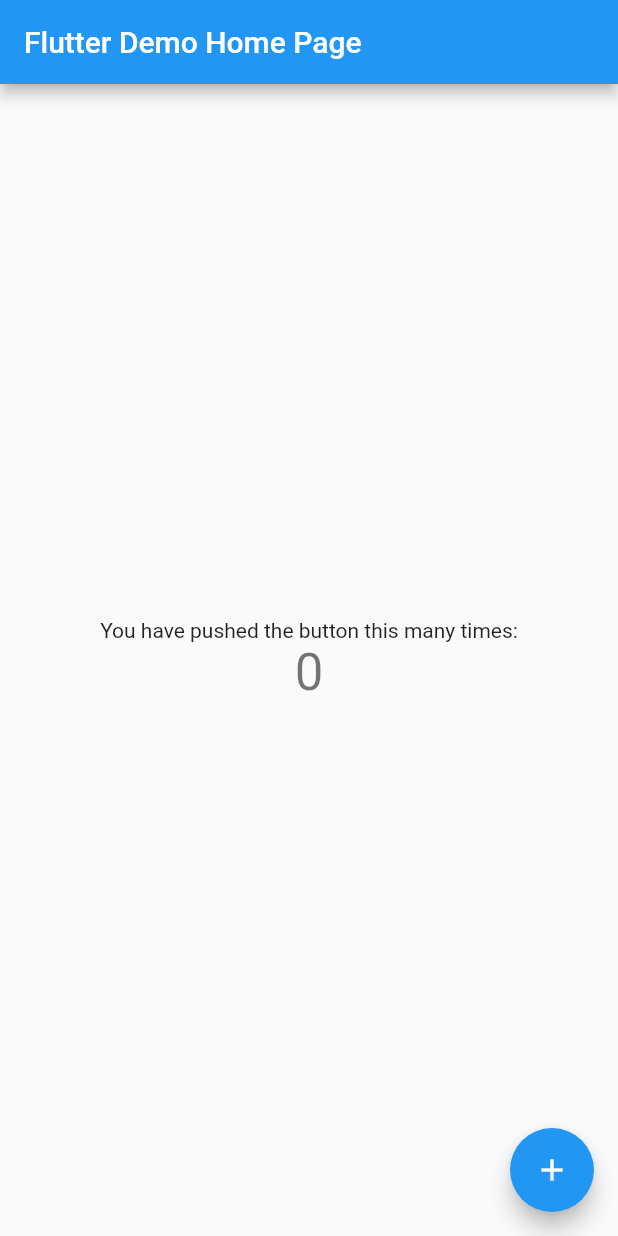
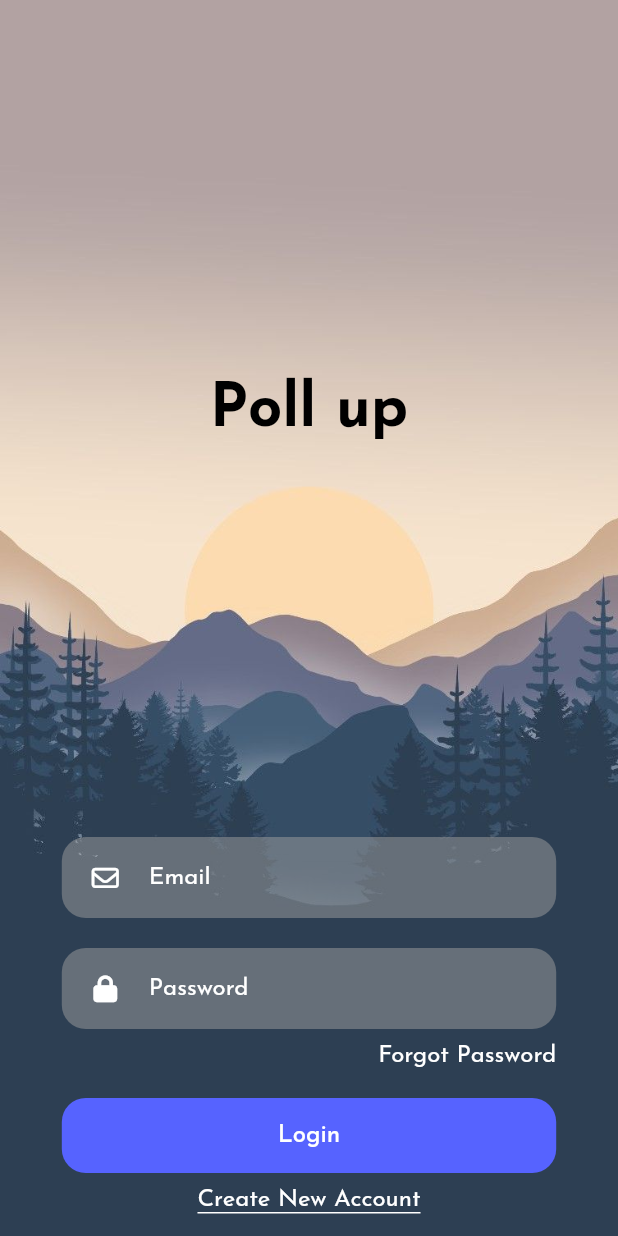
Before and after one commit to JamesShell/polls_app, a Flutter app: the screen it shows after launch, on a phone screen of 412 x 824 dp. Run offline on Flutter 3.47's test engine with Material 2 defaults, Android fonts, the phone set to English and light mode, and no system bars; our stand-ins replace font_awesome_flutter, google_fonts.

Commit message:
Register & Login & Forgot Password screens

```diff
--- a/lib/main.dart
+++ b/lib/main.dart
@@ -1,4 +1,7 @@
 import 'package:flutter/material.dart';
+import 'package:google_fonts/google_fonts.dart';
+import 'package:polls_app/screens/auth/login.dart';
+import 'package:polls_app/screens/forgot_password_screen.dart';
 
 void main() {
   runApp(const MyApp());
@@ -11,105 +14,15 @@
   @override
   Widget build(BuildContext context) {
     return MaterialApp(
-      title: 'Flutter Demo',
+      debugShowCheckedModeBanner: false,
+      title: 'Poll up',
       theme: ThemeData(
-        // This is the theme of your application.
-        //
-        // Try running your application with "flutter run". You'll see the
-        // application has a blue toolbar. Then, without quitting the app, try
-        // changing the primarySwatch below to Colors.green and then invoke
-        // "hot reload" (press "r" in the console where you ran "flutter run",
-        // or simply save your changes to "hot reload" in a Flutter IDE).
-        // Notice that the counter didn't reset back to zero; the application
-        // is not restarted.
+        textTheme:
+            GoogleFonts.josefinSansTextTheme(Theme.of(context).textTheme),
         primarySwatch: Colors.blue,
+        visualDensity: VisualDensity.adaptivePlatformDensity,
       ),
-      home: const MyHomePage(title: 'Flutter Demo Home Page'),
+      home: const LoginScreen(),
     );
   }
 }
-
-class MyHomePage extends StatefulWidget {
-  const MyHomePage({Key? key, required this.title}) : super(key: key);
-
-  // This widget is the home page of your application. It is stateful, meaning
-  // that it has a State object (defined below) that contains fields that affect
-  // how it looks.
-
-  // This class is the configuration for the state. It holds the values (in this
-  // case the title) provided by the parent (in this case the App widget) and
-  // used by the build method of the State. Fields in a Widget subclass are
-  // always marked "final".
-
-  final String title;
-
-  @override
-  State<MyHomePage> createState() => _MyHomePageState();
-}
-
-class _MyHomePageState extends State<MyHomePage> {
-  int _counter = 0;
-
-  void _incrementCounter() {
-    setState(() {
-      // This call to setState tells the Flutter framework that something has
-      // changed in this State, which causes it to rerun the build method below
-      // so that the display can reflect the updated values. If we changed
-      // _counter without calling setState(), then the build method would not be
-      // called again, and so nothing would appear to happen.
-      _counter++;
-    });
-  }
-
-  @override
-  Widget build(BuildContext context) {
-    // This method is rerun every time setState is called, for instance as done
-    // by the _incrementCounter method above.
-    //
-    // The Flutter framework has been optimized to make rerunning build methods
-    // fast, so that you can just rebuild anything that needs updating rather
-    // than having to individually change instances of widgets.
-    return Scaffold(
-      appBar: AppBar(
-        // Here we take the value from the MyHomePage object that was created by
-        // the App.build method, and use it to set our appbar title.
-        title: Text(widget.title),
-      ),
-      body: Center(
-        // Center is a layout widget. It takes a single child and positions it
-        // in the middle of the parent.
-        child: Column(
-          // Column is also a layout widget. It takes a list of children and
-          // arranges them vertically. By default, it sizes itself to fit its
-          // children horizontally, and tries to be as tall as its parent.
-          //
-          // Invoke "debug painting" (press "p" in the console, choose the
-          // "Toggle Debug Paint" action from the Flutter Inspector in Android
-          // Studio, or the "Toggle Debug Paint" command in Visual Studio Code)
-          // to see the wireframe for each widget.
-          //
-          // Column has various properties to control how it sizes itself and
-          // how it positions its children. Here we use mainAxisAlignment to
-          // center the children vertically; the main axis here is the vertical
-          // axis because Columns are vertical (the cross axis would be
-          // horizontal).
-          mainAxisAlignment: MainAxisAlignment.center,
-          children: <Widget>[
-            const Text(
-              'You have pushed the button this many times:',
-            ),
-            Text(
-              '$_counter',
-              style: Theme.of(context).textTheme.headline4,
-            ),
-          ],
-        ),
-      ),
-      floatingActionButton: FloatingActionButton(
-        onPressed: _incrementCounter,
-        tooltip: 'Increment',
-        child: const Icon(Icons.add),
-      ), // This trailing comma makes auto-formatting nicer for build methods.
-    );
-  }
-}
--- /dev/null
+++ b/lib/screens/auth/login.dart
@@ -0,0 +1,95 @@
+import 'package:flutter/material.dart';
+import 'package:font_awesome_flutter/font_awesome_flutter.dart';
+import 'package:polls_app/screens/auth/register.dart';
+import 'package:polls_app/widgets/background_image.dart';
+import 'package:polls_app/widgets/rounded_button.dart';
+import 'package:polls_app/widgets/text_input_field.dart';
+
+import '../../utils/pallete.dart';
+import '../forgot_password_screen.dart';
+
+class LoginScreen extends StatelessWidget {
+  const LoginScreen({Key? key}) : super(key: key);
+
+  @override
+  Widget build(BuildContext context) {
+    return Stack(
+      children: [
+        const BackgroundImage(image: 'assets/images/login_bg.jpg'),
+        Scaffold(
+          backgroundColor: Colors.transparent,
+          body: Column(children: [
+            const Flexible(
+              child: Center(
+                child: Text(
+                  'Poll up',
+                  style: TextStyle(
+                      color: Colors.black,
+                      fontSize: 40,
+                      fontWeight: FontWeight.bold),
+                ),
+              ),
+            ),
+            Column(
+              crossAxisAlignment: CrossAxisAlignment.end,
+              children: [
+                const TextInputField(
+                  icon: FontAwesomeIcons.envelope,
+                  hint: "Email",
+                  inputType: TextInputType.emailAddress,
+                  inputAction: TextInputAction.next,
+                ),
+                const TextInputField(
+                  icon: FontAwesomeIcons.lock,
+                  hint: "Password",
+                  inputType: TextInputType.text,
+                  inputAction: TextInputAction.done,
+                  hideInput: true,
+                ),
+                GestureDetector(
+                  onTap: () => {
+                    Navigator.push(
+                        context,
+                        MaterialPageRoute(
+                            builder: (context) => const ForgotPasswordScreen()))
+                  },
+                  child: const Text(
+                    'Forgot Password',
+                    style: kBodyText,
+                  ),
+                ),
+                const SizedBox(
+                  height: 20,
+                ),
+                RoundedButton(content: "Login", onPressed: () => {})
+              ],
+            ),
+            GestureDetector(
+              onTap: () => {
+                Navigator.pushReplacement(
+                    context,
+                    MaterialPageRoute(
+                        builder: (context) => const RegisterScreen()))
+              },
+              child: Container(
+                padding: const EdgeInsets.only(top: 10),
+                decoration: const BoxDecoration(
+                  border: Border(
+                    bottom: BorderSide(width: 1, color: kWhite),
+                  ),
+                ),
+                child: const Text(
+                  'Create New Account',
+                  style: kBodyText,
+                ),
+              ),
+            ),
+            const SizedBox(
+              height: 15,
+            ),
+          ]),
+        ),
+      ],
+    );
+  }
+}
--- /dev/null
+++ b/lib/utils/pallete.dart
@@ -0,0 +1,7 @@
+import 'package:flutter/material.dart';
+import 'package:flutter/cupertino.dart' as cuper;
+
+const TextStyle kBodyText = TextStyle(fontSize: 16, color: Colors.white);
+
+const Color kWhite = Colors.white;
+const Color kBlue = cuper.Color(0xff5663ff);
--- /dev/null
+++ b/lib/widgets/background_image.dart
@@ -0,0 +1,15 @@
+import 'package:flutter/material.dart';
+
+class BackgroundImage extends StatelessWidget {
+  const BackgroundImage({Key? key, required this.image}) : super(key: key);
+  final String image;
+
+  @override
+  Widget build(BuildContext context) {
+    return Container(
+      decoration: BoxDecoration(
+        image: DecorationImage(image: AssetImage(image), fit: BoxFit.cover),
+      ),
+    );
+  }
+}
--- /dev/null
+++ b/lib/widgets/rounded_button.dart
@@ -0,0 +1,32 @@
+import 'package:flutter/material.dart';
+
+import '../utils/pallete.dart';
+
+class RoundedButton extends StatelessWidget {
+  const RoundedButton(
+      {Key? key, required this.content, required this.onPressed})
+      : super(key: key);
+  final String content;
+  final Function onPressed;
+
+  @override
+  Widget build(BuildContext context) {
+    return Container(
+      height: 50,
+      width: MediaQuery.of(context).size.width * 0.8,
+      decoration: BoxDecoration(
+        borderRadius: BorderRadius.circular(16),
+        color: kBlue,
+      ),
+      child: TextButton(
+        onPressed: () {
+          onPressed();
+        },
+        child: Text(
+          content,
+          style: kBodyText,
+        ),
+      ),
+    );
+  }
+}
--- /dev/null
+++ b/lib/widgets/text_input_field.dart
@@ -0,0 +1,53 @@
+import 'package:flutter/material.dart';
+
+import '../utils/pallete.dart';
+
+class TextInputField extends StatelessWidget {
+  const TextInputField({
+    Key? key,
+    required this.icon,
+    required this.hint,
+    required this.inputType,
+    required this.inputAction,
+    this.hideInput = false,
+  }) : super(key: key);
+
+  final IconData icon;
+  final String hint;
+  final TextInputType inputType;
+  final TextInputAction inputAction;
+  final bool hideInput;
+
+  @override
+  Widget build(BuildContext context) {
+    Size size = MediaQuery.of(context).size;
+    return Padding(
+      padding: const EdgeInsets.symmetric(vertical: 10.0),
+      child: Container(
+        height: 54,
+        width: size.width * 0.8,
+        decoration: BoxDecoration(
+          color: Colors.grey.withOpacity(0.5),
+          borderRadius: BorderRadius.circular(16),
+        ),
+        child: Center(
+          child: TextField(
+            decoration: InputDecoration(
+              border: InputBorder.none,
+              prefixIcon: Padding(
+                padding: const EdgeInsets.symmetric(horizontal: 20.0),
+                child: Icon(icon, size: 18, color: kWhite),
+              ),
+              labelText: hint,
+              labelStyle: kBodyText,
+            ),
+            style: kBodyText,
+            keyboardType: inputType,
+            textInputAction: inputAction,
+            obscureText: hideInput,
+          ),
+        ),
+      ),
+    );
+  }
+}
```
Also changed, not shown: lib/screens/auth/register.dart (added, +93 -0 lines), lib/screens/forgot_password_screen.dart (added, +66 -0 lines), pubspec.yaml (+5 -3 lines), pubspec.lock, 1 other file.
